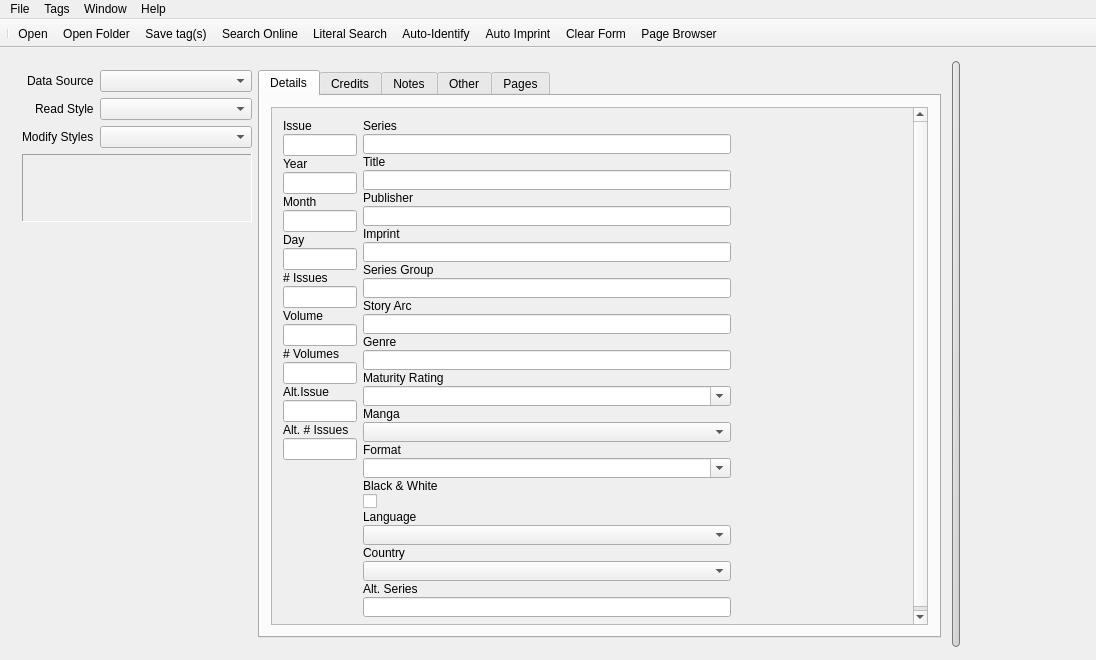
This is comictaggerlib/ui/taggerwindow.ui in comictagger/comictagger as Qt 5 draws it before an edit. The edited form follows.
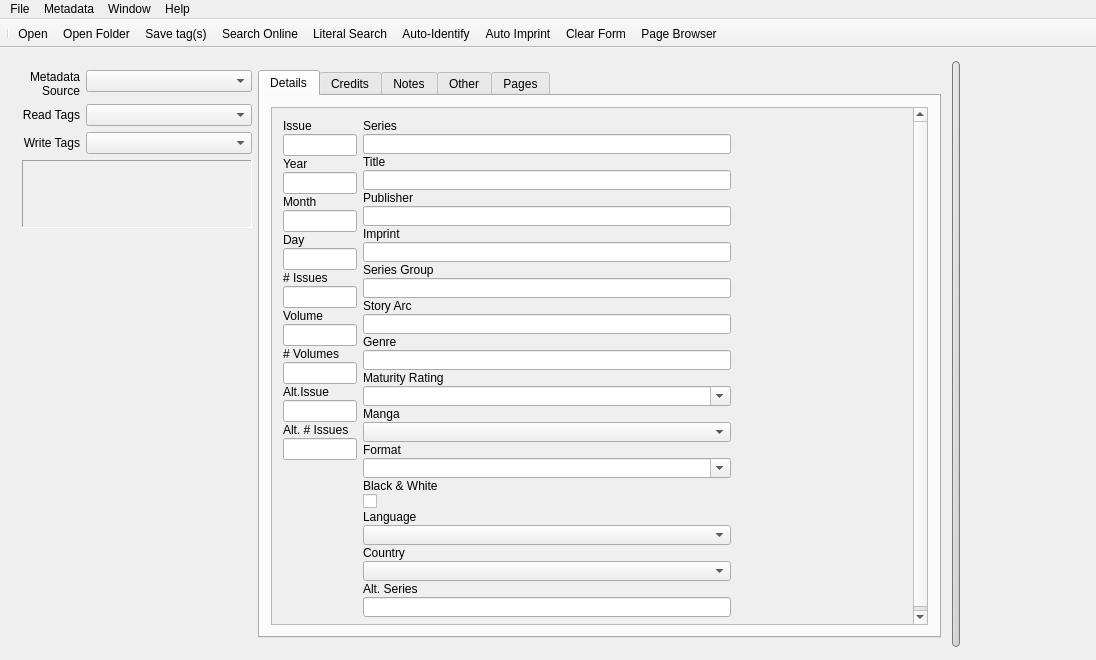
This is the edited form. Icons and pictures are not drawn. Custom widgets are drawn as their Qt base class.

Patch:
```diff
--- a/comictaggerlib/ui/taggerwindow.ui
+++ b/comictaggerlib/ui/taggerwindow.ui
@@ -79,11 +79,12 @@
             </property>
             <item row="0" column="0">
              <widget class="QLabel" name="lbl_md_source">
-              <property name="text">
-               <string>Data Source</string>
-              </property>
               <property name="alignment">
-               <set>Qt::AlignLeading|Qt::AlignLeft|Qt::AlignVCenter</set>
+               <set>Qt::AlignRight|Qt::AlignVCenter</set>
+              </property>
+              <property name="text">
+               <string>Metadata
+Source</string>
               </property>
              </widget>
             </item>
@@ -102,15 +103,21 @@
             </item>
             <item row="1" column="0">
              <widget class="QLabel" name="lbl_read_style">
+              <property name="alignment">
+               <set>Qt::AlignRight|Qt::AlignVCenter</set>
+              </property>
               <property name="text">
-               <string>Read Style</string>
+               <string>Read Tags</string>
               </property>
              </widget>
             </item>
             <item row="2" column="0">
              <widget class="QLabel" name="lbl_modify_style">
+              <property name="alignment">
+               <set>Qt::AlignRight|Qt::AlignVCenter</set>
+              </property>
               <property name="text">
-               <string>Modify Styles</string>
+               <string>Write Tags</string>
               </property>
              </widget>
             </item>
@@ -1300,7 +1307,7 @@
    </widget>
    <widget class="QMenu" name="menuTags">
     <property name="title">
-     <string>Tags</string>
+     <string>Metadata</string>
     </property>
     <addaction name="actionClearEntryForm"/>
     <addaction name="actionParse_Filename"/>
```
Left out of the diff: 18 changed lines with no effect on the pictures.
